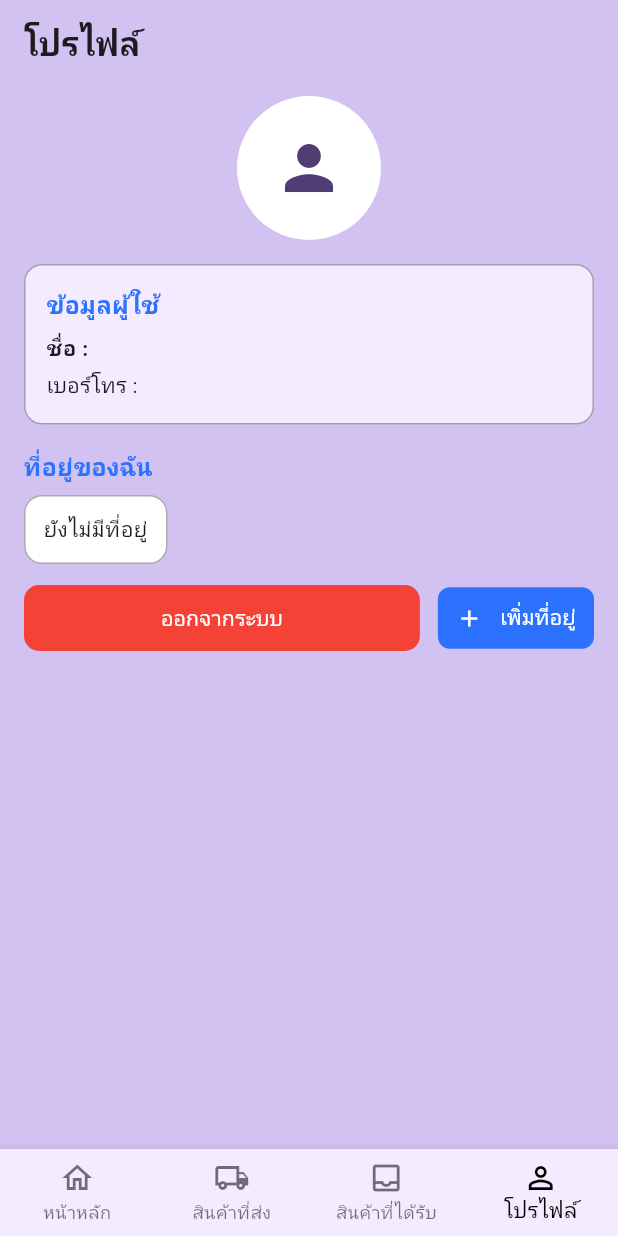
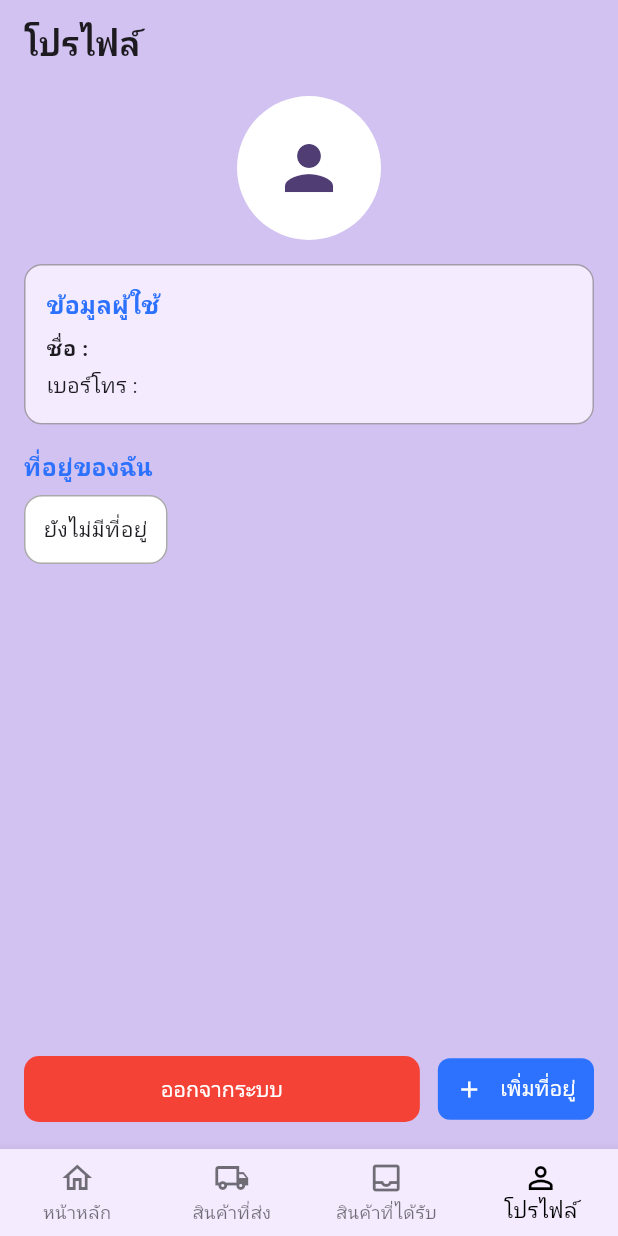
Before and after one commit to jetsada117/mobile_delivery, a Flutter app: the UserProfilePage screen opened directly, on a phone screen of 412 x 824 dp. Run offline on Flutter 3.47's test engine with Material 3 defaults, Android fonts, the phone set to English and light mode, and no system bars; our stand-ins replace cloud_firestore, firebase_core, flutter_map, geolocator, get, image_picker and 2 more; accounts and stored records are empty; network calls fail.

Commit message:
edit format profile page

```diff
--- a/lib/pages/user_pages/user_ReceivedItems.dart
+++ b/lib/pages/user_pages/user_ReceivedItems.dart
@@ -13,10 +13,8 @@ class ReceivedItemsPage extends StatefulWidget {
 }
 
 class _ReceivedItemsPageState extends State<ReceivedItemsPage> {
-  // โทนสีโปรเจ็กต์
   static const bg = Color(0xFFD2C2F1);
   static const cardBg = Color(0xFFF4EBFF);
-  static const borderCol = Color(0x55000000);
 
   int _navIndex = 2; // แท็บ "สินค้าที่ได้รับ"
 
--- a/lib/pages/user_pages/user_profile.dart
+++ b/lib/pages/user_pages/user_profile.dart
@@ -145,8 +145,15 @@ class _UserProfilePageState extends State<UserProfilePage> {
                 },
               ),
               const SizedBox(height: 12),
+            ],
+          ),
+        ),
+      ),
 
-              Row(
+      bottomSheet: Container(
+        color: bg,
+        padding: const EdgeInsets.fromLTRB(16, 8, 16, 16),
+        child: Row(
           children: [
             Expanded(
               child: ElevatedButton(
@@ -180,13 +187,10 @@ class _UserProfilePageState extends State<UserProfilePage> {
                 ),
               ),
               onPressed: () async {
-                      Get.to(() => AddAddressPage());
+                Get.to(() => const AddAddressPage());
               },
             ),
           ],
-              ),
-            ],
-          ),
         ),
       ),
 
```
Lines whose indentation alone changed are shown as unchanged.
